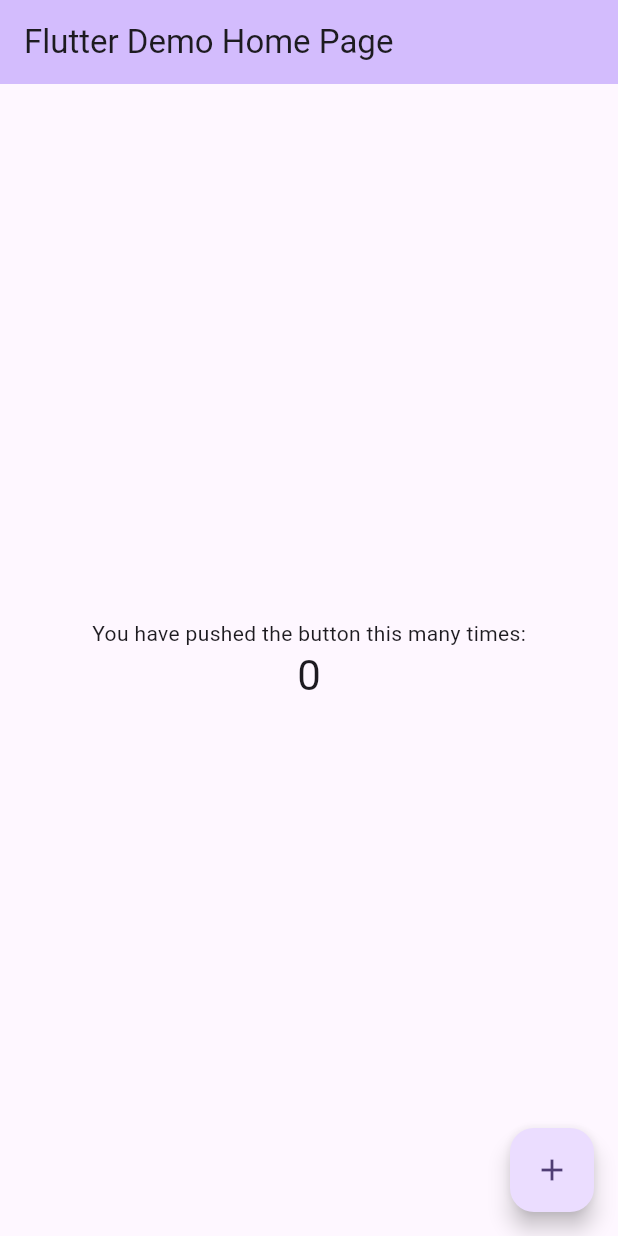
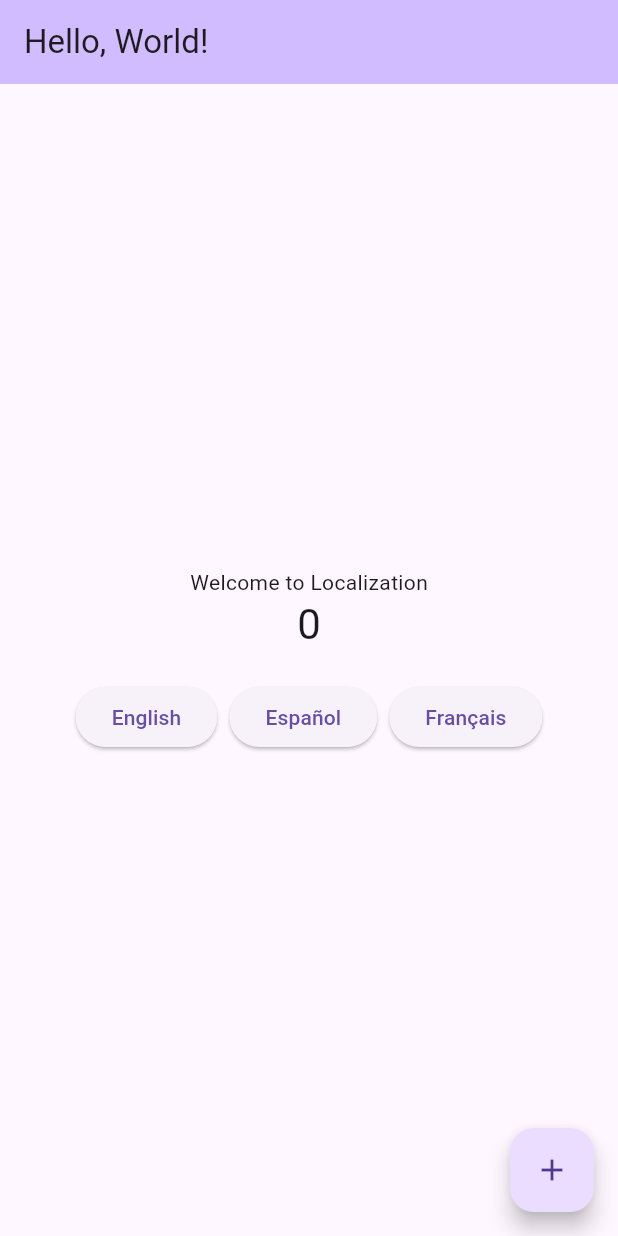
Before and after one commit to pactus-project/pactus-gui, a Flutter app: the screen it shows after launch, on a phone screen of 412 x 824 dp. Run offline on Flutter 3.47's test engine with Material 3 defaults, Android fonts, the phone set to English and light mode, and no system bars; our stand-ins replace bloc, equatable, flutter_bloc; generated files the repository leaves out were written again; project files that could hold a hidden picture were left out.

Commit message:
feat: Integrate l10n_flutter for dynamic translations
- Implemented the l10n_flutter package for managing app translations dynamically.
- Leveraged the Bloc pattern for localization state management.
- Added localization JSON files for supported languages.
- Ensured dynamic fetching of text strings based on the selected language.
- Updated app architecture to support future language additions.

BREAKING CHANGE:
All hardcoded text strings have been replaced with localization keys, requiring JSON translation files for new languages.

```diff
--- /dev/null
+++ b/lib/data/model/language_model.dart
@@ -0,0 +1,24 @@
+import 'dart:ui';
+
+enum Language {
+  english(
+    Locale('en', 'US'),
+    'English',
+  ),
+  spanish(
+    Locale('es', 'ES'),
+    'Español',
+  ),
+  french(
+    Locale('fr', 'FR'),
+    'Français',
+  );
+
+  const Language(
+    this.value,
+    this.text,
+  );
+
+  final Locale value;
+  final String text;
+}
--- /dev/null
+++ b/lib/l10n/app_en.arb
@@ -0,0 +1,6 @@
+{
+  "title": "Hello, World!",
+  "subtitle": "Welcome to Localization",
+  "description": "You have pushed the button this many times:",
+  "switch_language": "Switch language"
+}
--- /dev/null
+++ b/lib/l10n/app_fr.arb
@@ -0,0 +1,6 @@
+{
+"title": "Bonjour",
+"subtitle": "Bienvenue dans Localisation",
+"description": "Vous avez appuyé sur le bouton autant de fois :",
+"switch_language": "Changer de langue"
+}
--- a/lib/main.dart
+++ b/lib/main.dart
@@ -1,125 +1,47 @@
 import 'package:flutter/material.dart';
+import 'package:flutter_bloc/flutter_bloc.dart';
+import 'package:flutter_gen/gen_l10n/app_localizations.dart';
+import 'package:flutter_localizations/flutter_localizations.dart';
+import 'presentation/bloc/language_bloc/language_bloc.dart';
+import 'presentation/homescreen/home_page.dart';
 
 void main() {
-  runApp(const MyApp());
+  runApp(
+    MultiBlocProvider(
+      providers: [
+        BlocProvider<LanguageBloc>(
+          create: (_) => LanguageBloc(),
+        ),
+      ],
+      child: MyApp(),
+    ),
+  );
 }
 
 class MyApp extends StatelessWidget {
   const MyApp({super.key});
 
-  // This widget is the root of your application.
   @override
   Widget build(BuildContext context) {
-    return MaterialApp(
-      title: 'Flutter Demo',
-      theme: ThemeData(
-        // This is the theme of your application.
-        //
-        // TRY THIS: Try running your application with "flutter run". You'll see
-        // the application has a purple toolbar. Then, without quitting the app,
-        // try changing the seedColor in the colorScheme below to Colors.green
-        // and then invoke "hot reload" (save your changes or press the "hot
-        // reload" button in a Flutter-supported IDE, or press "r" if you used
-        // the command line to start the app).
-        //
-        // Notice that the counter didn't reset back to zero; the application
-        // state is not lost during the reload. To reset the state, use hot
-        // restart instead.
-        //
-        // This works for code too, not just values: Most code changes can be
-        // tested with just a hot reload.
-        colorScheme: ColorScheme.fromSeed(seedColor: Colors.deepPurple),
-        useMaterial3: true,
-      ),
-      home: const MyHomePage(title: 'Flutter Demo Home Page'),
+    return BlocBuilder<LanguageBloc, LanguageState>(
+      builder: (context, state) {
+        return MaterialApp(
+          title: 'Flutter Demo',
+          locale: state.selectedLanguage.value,
+          localizationsDelegates: const [
+            AppLocalizations.delegate,
+            GlobalMaterialLocalizations.delegate,
+            GlobalWidgetsLocalizations.delegate,
+            GlobalCupertinoLocalizations.delegate,
+          ],
+          supportedLocales: const [
+            Locale('en'), // English
+            Locale('es'), // Spanish
+            Locale('fr'), // French
+          ],
+          home: const MyHomePage(),
+        );
+      },
     );
   }
 }
-
-class MyHomePage extends StatefulWidget {
-  const MyHomePage({super.key, required this.title});
-
-  // This widget is the home page of your application. It is stateful, meaning
-  // that it has a State object (defined below) that contains fields that affect
-  // how it looks.
-
-  // This class is the configuration for the state. It holds the values (in this
-  // case the title) provided by the parent (in this case the App widget) and
-  // used by the build method of the State. Fields in a Widget subclass are
-  // always marked "final".
-
-  final String title;
-
-  @override
-  State<MyHomePage> createState() => _MyHomePageState();
-}
-
-class _MyHomePageState extends State<MyHomePage> {
-  int _counter = 0;
-
-  void _incrementCounter() {
-    setState(() {
-      // This call to setState tells the Flutter framework that something has
-      // changed in this State, which causes it to rerun the build method below
-      // so that the display can reflect the updated values. If we changed
-      // _counter without calling setState(), then the build method would not be
-      // called again, and so nothing would appear to happen.
-      _counter++;
-    });
-  }
-
-  @override
-  Widget build(BuildContext context) {
-    // This method is rerun every time setState is called, for instance as done
-    // by the _incrementCounter method above.
-    //
-    // The Flutter framework has been optimized to make rerunning build methods
-    // fast, so that you can just rebuild anything that needs updating rather
-    // than having to individually change instances of widgets.
-    return Scaffold(
-      appBar: AppBar(
-        // TRY THIS: Try changing the color here to a specific color (to
-        // Colors.amber, perhaps?) and trigger a hot reload to see the AppBar
-        // change color while the other colors stay the same.
-        backgroundColor: Theme.of(context).colorScheme.inversePrimary,
-        // Here we take the value from the MyHomePage object that was created by
-        // the App.build method, and use it to set our appbar title.
-        title: Text(widget.title),
-      ),
-      body: Center(
-        // Center is a layout widget. It takes a single child and positions it
-        // in the middle of the parent.
-        child: Column(
-          // Column is also a layout widget. It takes a list of children and
-          // arranges them vertically. By default, it sizes itself to fit its
-          // children horizontally, and tries to be as tall as its parent.
-          //
-          // Column has various properties to control how it sizes itself and
-          // how it positions its children. Here we use mainAxisAlignment to
-          // center the children vertically; the main axis here is the vertical
-          // axis because Columns are vertical (the cross axis would be
-          // horizontal).
-          //
-          // TRY THIS: Invoke "debug painting" (choose the "Toggle Debug Paint"
-          // action in the IDE, or press "p" in the console), to see the
-          // wireframe for each widget.
-          mainAxisAlignment: MainAxisAlignment.center,
-          children: <Widget>[
-            const Text(
-              'You have pushed the button this many times:',
-            ),
-            Text(
-              '$_counter',
-              style: Theme.of(context).textTheme.headlineMedium,
-            ),
-          ],
-        ),
-      ),
-      floatingActionButton: FloatingActionButton(
-        onPressed: _incrementCounter,
-        tooltip: 'Increment',
-        child: const Icon(Icons.add),
-      ), // This trailing comma makes auto-formatting nicer for build methods.
-    );
-  }
-}
--- /dev/null
+++ b/lib/presentation/bloc/language_bloc/language_bloc.dart
@@ -0,0 +1,19 @@
+import 'package:bloc/bloc.dart';
+import 'package:equatable/equatable.dart';
+import '../../../data/model/language_model.dart';
+part 'language_event.dart';
+part 'language_state.dart';
+
+const languagePrefsKey = 'languagePrefs';
+
+class LanguageBloc extends Bloc<LanguageEvent, LanguageState> {
+  LanguageBloc() : super(const LanguageState()) {
+    on<ChangeLanguage>(onChangeLanguage);
+  }
+  Future<void> onChangeLanguage(
+    ChangeLanguage event,
+    Emitter<LanguageState> emit,
+  ) async {
+    emit(state.copyWith(selectedLanguage: event.selectedLanguage));
+  }
+}
--- /dev/null
+++ b/lib/presentation/bloc/language_bloc/language_event.dart
@@ -0,0 +1,19 @@
+part of 'language_bloc.dart';
+
+abstract class LanguageEvent extends Equatable {
+  const LanguageEvent();
+
+  @override
+  List<Object> get props => [];
+}
+
+class ChangeLanguage extends LanguageEvent {
+
+  const ChangeLanguage({
+    required this.selectedLanguage,
+  });
+  final Language selectedLanguage;
+
+  @override
+  List<Object> get props => [selectedLanguage];
+}
--- /dev/null
+++ b/lib/presentation/bloc/language_bloc/language_state.dart
@@ -0,0 +1,25 @@
+part of 'language_bloc.dart';
+
+class LanguageState extends Equatable {
+  const LanguageState({
+    this.selectedLanguage = Language.english, // Default to English
+  });
+
+  final Language selectedLanguage;
+
+  @override
+  List<Object> get props => [selectedLanguage];
+
+  LanguageState copyWith({Language? selectedLanguage}) {
+    return LanguageState(
+      selectedLanguage: selectedLanguage ?? this.selectedLanguage,
+    );
+  }
+}
+
+class LanguageInitial extends LanguageState {
+  const LanguageInitial()
+      : super(
+          selectedLanguage: Language.english,
+        ); // Explicitly set default language to English
+}
--- /dev/null
+++ b/lib/presentation/homescreen/home_page.dart
@@ -0,0 +1,50 @@
+import 'package:flutter/material.dart';
+import 'package:flutter_gen/gen_l10n/app_localizations.dart';
+import '../widget/language_widget.dart';
+
+class MyHomePage extends StatefulWidget {
+  const MyHomePage({super.key});
+  @override
+  State<MyHomePage> createState() => _MyHomePageState();
+}
+
+class _MyHomePageState extends State<MyHomePage> {
+  int _counter = 0;
+
+  void _incrementCounter() {
+    setState(() {
+      _counter++;
+    });
+  }
+
+  @override
+  Widget build(BuildContext context) {
+    return Scaffold(
+      appBar: AppBar(
+        backgroundColor: Theme.of(context).colorScheme.inversePrimary,
+        title: Text(AppLocalizations.of(context)?.title ?? ''),
+      ),
+      body: Center(
+        child: Column(
+          mainAxisAlignment: MainAxisAlignment.center,
+          children: <Widget>[
+            Text(
+              AppLocalizations.of(context)?.subtitle ?? '',
+            ),
+            Text(
+              '$_counter',
+              style: Theme.of(context).textTheme.headlineMedium,
+            ),
+            const SizedBox(height: 20),
+            const LanguageSelector(), // Add the language selector here
+          ],
+        ),
+      ),
+      floatingActionButton: FloatingActionButton(
+        onPressed: _incrementCounter,
+        tooltip: 'Increment',
+        child: const Icon(Icons.add),
+      ),
+    );
+  }
+}
--- /dev/null
+++ b/lib/presentation/widget/language_widget.dart
@@ -0,0 +1,44 @@
+import 'package:flutter/material.dart';
+import 'package:flutter_bloc/flutter_bloc.dart';
+
+import '../../data/model/language_model.dart';
+import '../bloc/language_bloc/language_bloc.dart';
+
+class LanguageSelector extends StatelessWidget {
+  const LanguageSelector({super.key});
+
+  @override
+  Widget build(BuildContext context) {
+    return Row(
+      mainAxisAlignment: MainAxisAlignment.center,
+      children: [
+        ElevatedButton(
+          onPressed: () {
+            context.read<LanguageBloc>().add(
+                  ChangeLanguage(selectedLanguage: Language.english),
+                );
+          },
+          child: const Text('English'),
+        ),
+        const SizedBox(width: 8),
+        ElevatedButton(
+          onPressed: () {
+            context.read<LanguageBloc>().add(
+                  ChangeLanguage(selectedLanguage: Language.spanish),
+                );
+          },
+          child: const Text('Español'),
+        ),
+        const SizedBox(width: 8),
+        ElevatedButton(
+          onPressed: () {
+            context.read<LanguageBloc>().add(
+                  ChangeLanguage(selectedLanguage: Language.french),
+                );
+          },
+          child: const Text('Français'),
+        ),
+      ],
+    );
+  }
+}
```
Also changed, not shown: lib/l10n/app_es.arb (added, +7 -0 lines), pubspec.yaml (+10 -0 lines), 2 other files.
